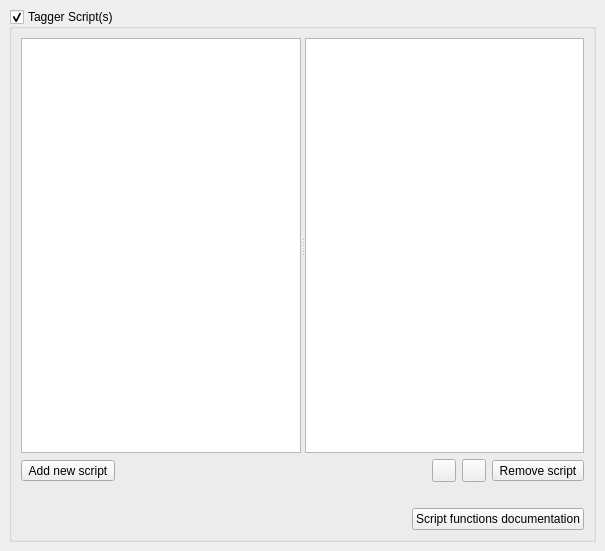
Qt form ui/options_script.ui (metabrainz/picard) before a commit.
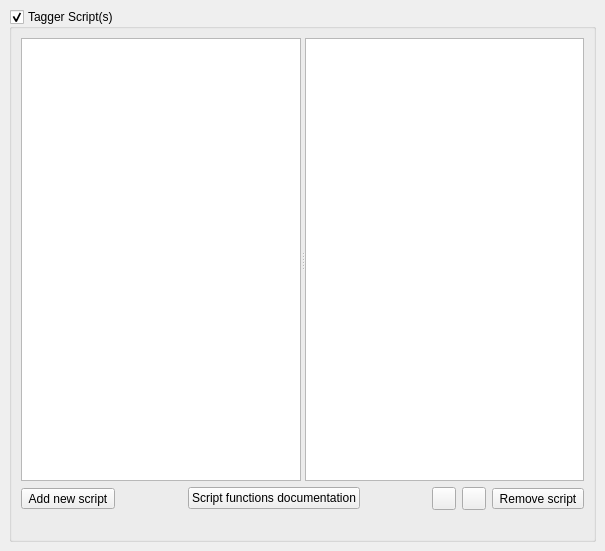
The same form after that commit. Icons and pictures are not drawn. Custom widgets are drawn as their Qt base class.

Commit message: Move external documentation link to the in-app script doc dialog

```diff
--- a/ui/options_script.ui
+++ b/ui/options_script.ui
@@ -100,6 +100,32 @@
           </property>
          </widget>
         </item>
+        <item>
+         <spacer name="horizontalSpacer_2">
+          <property name="orientation">
+           <enum>Qt::Horizontal</enum>
+          </property>
+          <property name="sizeHint" stdset="0">
+           <size>
+            <width>40</width>
+            <height>20</height>
+           </size>
+          </property>
+         </spacer>
+        </item>
+        <item>
+         <widget class="QPushButton" name="scriptfuncdoc_button">
+          <property name="sizePolicy">
+           <sizepolicy hsizetype="Minimum" vsizetype="Fixed">
+            <horstretch>0</horstretch>
+            <verstretch>0</verstretch>
+           </sizepolicy>
+          </property>
+          <property name="text">
+           <string>Script functions documentation</string>
+          </property>
+         </widget>
+        </item>
         <item>
          <spacer name="horizontalSpacer">
           <property name="orientation">
@@ -155,40 +181,7 @@
        </widget>
       </item>
       <item>
-       <layout class="QHBoxLayout" name="hlayout_doc">
-        <item>
-         <widget class="QLabel" name="scripting_doc_link">
-          <property name="sizePolicy">
-           <sizepolicy hsizetype="Expanding" vsizetype="Preferred">
-            <horstretch>0</horstretch>
-            <verstretch>0</verstretch>
-           </sizepolicy>
-          </property>
-          <property name="text">
-           <string/>
-          </property>
-          <property name="wordWrap">
-           <bool>true</bool>
-          </property>
-          <property name="openExternalLinks">
-           <bool>true</bool>
-          </property>
-         </widget>
-        </item>
-        <item>
-         <widget class="QPushButton" name="scriptfuncdoc_button">
-          <property name="sizePolicy">
-           <sizepolicy hsizetype="Minimum" vsizetype="Fixed">
-            <horstretch>0</horstretch>
-            <verstretch>0</verstretch>
-           </sizepolicy>
-          </property>
-          <property name="text">
-           <string>Script functions documentation</string>
-          </property>
-         </widget>
-        </item>
-       </layout>
+       <layout class="QHBoxLayout" name="hlayout_doc"/>
       </item>
      </layout>
     </widget>
```
The commit also changes 4 other files.
